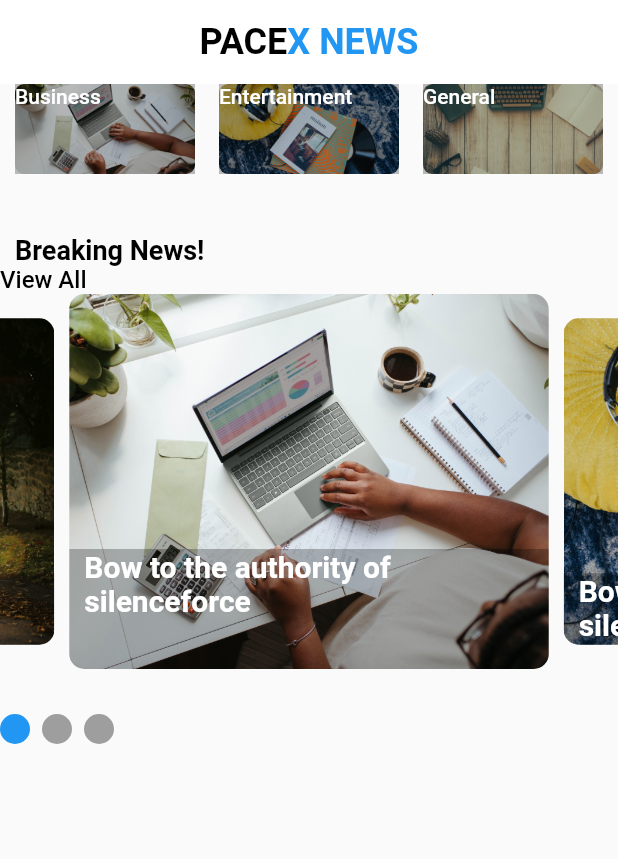
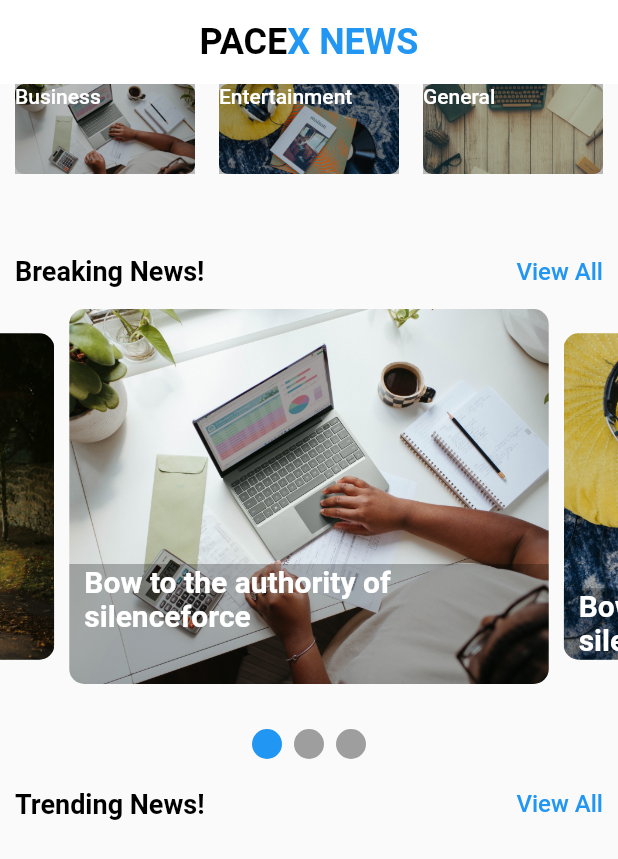
Before and after one commit to shakeelahammedabdulla/PACE-X, a Flutter app: the screen it shows after launch, on a phone screen of 412 x 824 dp. Shown: the top 859 px of the screen. Run offline on Flutter 3.47's test engine with Material 2 defaults, Android fonts, the phone set to English and light mode, and no system bars; drawn by our look-alikes of carousel_slider, smooth_page_indicator.

Commit message:
trending news

```diff
--- a/lib/pages/home.dart
+++ b/lib/pages/home.dart
@@ -74,29 +74,36 @@ class _HomeState extends State<Home> {
                     );
                   },
                 )),
-            SizedBox(
+            const SizedBox(
               height: 30.0,
             ),
-
-            Padding(
-              padding: const EdgeInsets.only(left: 10.0),
-              child: Text(
+            const Padding(
+              padding: EdgeInsets.only(left: 10.0, right: 10.0),
+              child: Row(
+                mainAxisAlignment: MainAxisAlignment.spaceBetween,
+                children: [
+                  Text(
                     'Breaking News!',
                     style: TextStyle(
                       color: Colors.black,
                       fontWeight: FontWeight.bold,
-                    fontSize: 18),
+                      fontSize: 18,
                     ),
                   ),
-
+                  SizedBox(
+                    height: 50.0,
+                  ),
                   Text(
                     'View All',
                     style: TextStyle(
-                  color: Colors.black,
+                      color: Colors.blue,
                       fontWeight: FontWeight.w500,
-                  fontSize: 16),
+                      fontSize: 16,
                     ),
-
+                  ),
+                ],
+              ),
+            ),
             CarouselSlider.builder(
               itemCount: sliders.length,
               itemBuilder: (context, index, realIndex) {
@@ -116,13 +123,46 @@ class _HomeState extends State<Home> {
                 },
               ),
             ),
-            SizedBox(
+            const Center(
+              child: SizedBox(
                 height: 30.0,
               ),
-
-            // buildIndicator()
-            // buildIndicator(sliders)
-            buildIndicator(activeIndex, sliders)
+            ),
+            Center(child: buildIndicator(activeIndex, sliders)),
+            Column(
+              children: [
+                SizedBox(
+                  height: 5.0,
+                ),
+                Padding(
+                  padding: EdgeInsets.only(left: 10.0, right: 10.0),
+                  child: Row(
+                    mainAxisAlignment: MainAxisAlignment.spaceBetween,
+                    children: [
+                      Text(
+                        'Trending News!',
+                        style: TextStyle(
+                          color: Colors.black,
+                          fontWeight: FontWeight.bold,
+                          fontSize: 18,
+                        ),
+                      ),
+                      SizedBox(
+                        height: 50.0,
+                      ),
+                      Text(
+                        'View All',
+                        style: TextStyle(
+                          color: Colors.blue,
+                          fontWeight: FontWeight.w500,
+                          fontSize: 16,
+                        ),
+                      ),
+                    ],
+                  ),
+                ),
+              ],
+            )
           ],
         ),
       ),
@@ -171,8 +211,8 @@ Widget buildIndicator(int activeIndex, List<sliderModel> sliders) =>
     AnimatedSmoothIndicator(
       activeIndex: activeIndex,
       count: sliders.length,
-      effect:
-          SlideEffect(dotWidth: 20, dotHeight: 20, activeDotColor: Colors.blue),
+      effect: const SlideEffect(
+          dotWidth: 20, dotHeight: 20, activeDotColor: Colors.blue),
     );
 
 class CategoryTile extends StatelessWidget {
```
Lines whose indentation alone changed are shown as unchanged.
